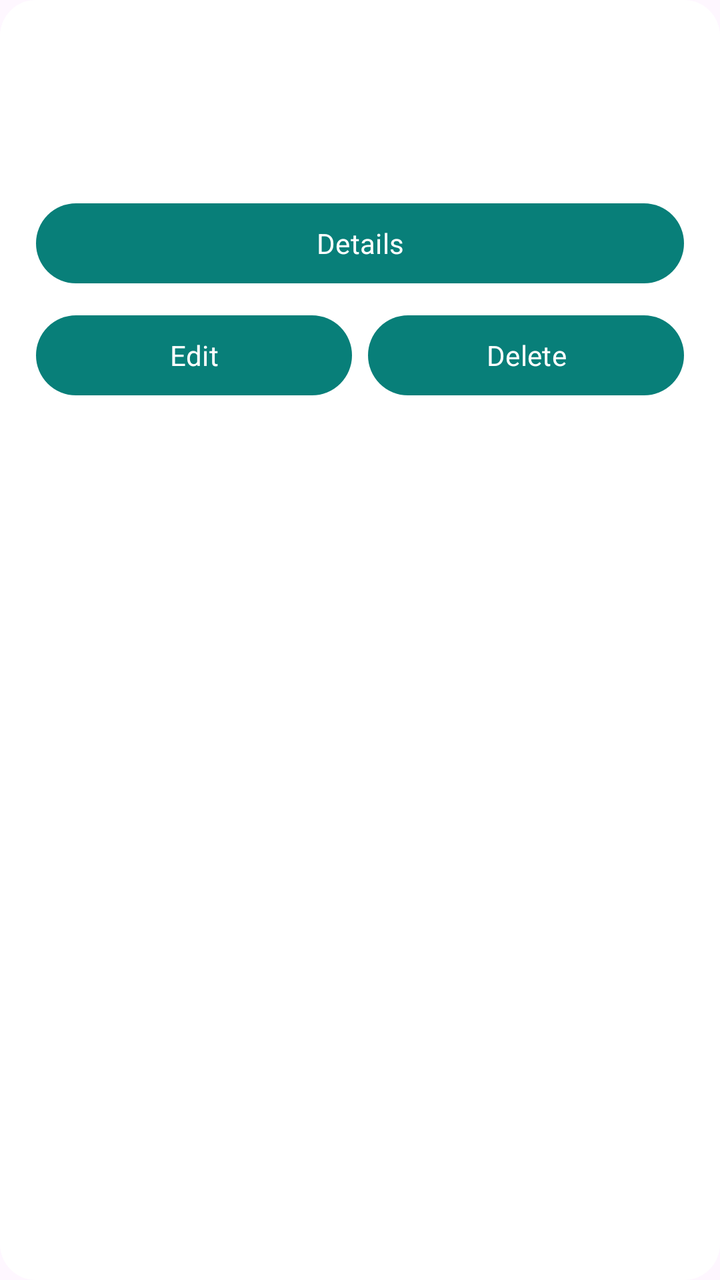
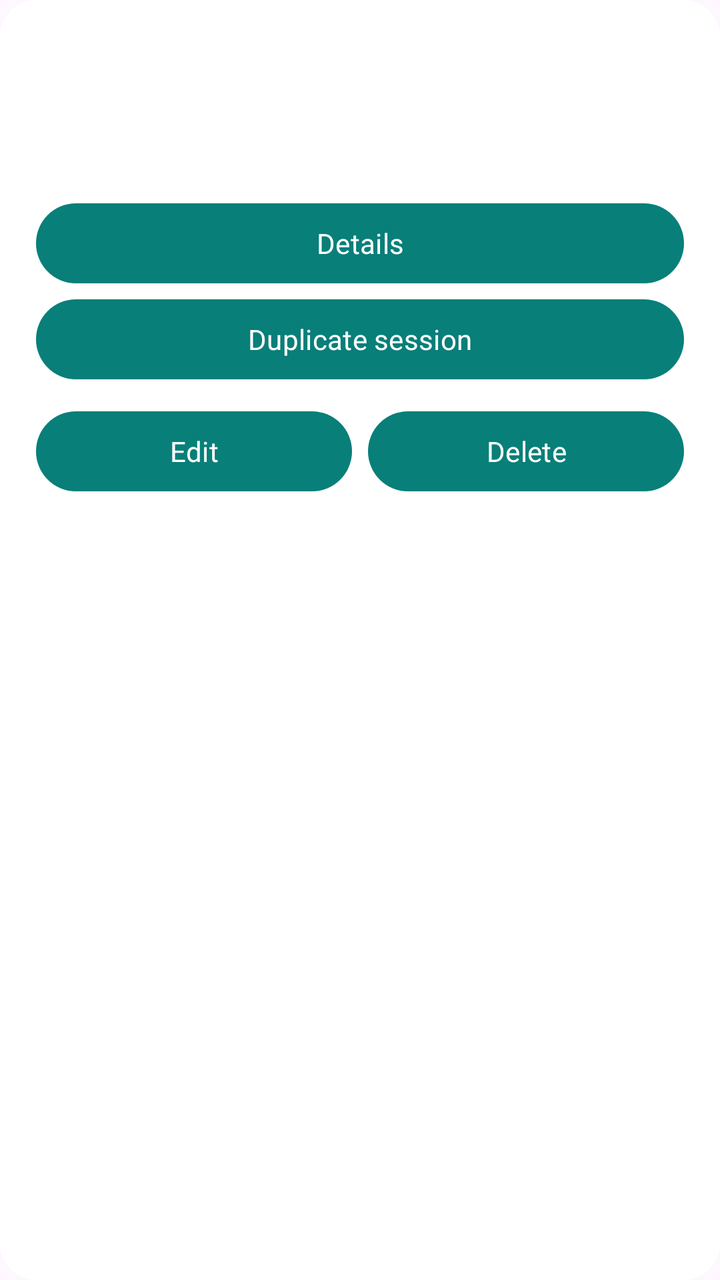

Two renders of the same Android screen: before a commit and after it. Below are the layout's source before the change and the commit's diff.
<!-- AndroidManifest.xml: application theme Theme.EventManagerApplication -->
<!-- res/layout/session_item.xml -->
<?xml version="1.0" encoding="utf-8"?>
<LinearLayout xmlns:android="http://schemas.android.com/apk/res/android"
    android:layout_width="match_parent"
    android:layout_height="wrap_content"
    android:layout_marginBottom="12dp"
    android:background="@drawable/card_background"
    android:orientation="vertical"
    android:padding="18dp">

    <TextView
        android:id="@+id/sessionCardSummary"
        android:layout_width="match_parent"
        android:layout_height="wrap_content"
        android:textColor="@color/brand"
        android:textSize="14sp"
        android:textStyle="bold" />

    <TextView
        android:id="@+id/sessionCardName"
        android:layout_width="match_parent"
        android:layout_height="wrap_content"
        android:layout_marginTop="8dp"
        android:accessibilityHeading="true"
        android:textColor="@color/text_primary"
        android:textSize="19sp"
        android:textStyle="bold" />

    <TextView
        android:id="@+id/sessionCardDetails"
        android:layout_width="match_parent"
        android:layout_height="wrap_content"
        android:layout_marginTop="8dp"
        android:lineSpacingExtra="5dp"
        android:textColor="@color/text_secondary"
        android:textSize="14sp" />

    <Button
        android:id="@+id/detailSessionButton"
        android:layout_width="match_parent"
        android:layout_height="wrap_content"
        android:minHeight="48dp"
        android:text="@string/details"
        android:textAllCaps="false" />

    <LinearLayout
        android:layout_width="match_parent"
        android:layout_height="wrap_content"
        android:layout_marginTop="8dp"
        android:orientation="horizontal">

        <Button
            android:id="@+id/editSessionButton"
            android:layout_width="0dp"
            android:layout_height="wrap_content"
            android:layout_weight="1"
            android:minHeight="48dp"
            android:text="@string/edit"
            android:textAllCaps="false" />

        <Button
            android:id="@+id/deleteSessionButton"
            android:layout_width="0dp"
            android:layout_height="wrap_content"
            android:layout_marginStart="8dp"
            android:layout_weight="1"
            android:minHeight="48dp"
            android:text="@string/delete"
            android:textAllCaps="false" />
    </LinearLayout>
</LinearLayout>
<!-- resources referenced by this layout -->
<resources>
  <color name="brand">#087F79</color>
  <color name="text_primary">#18313B</color>
  <color name="text_secondary">#607580</color>
  <!-- drawable card_background (drawable) -->
  <?xml version="1.0" encoding="utf-8"?>
  <shape xmlns:android="http://schemas.android.com/apk/res/android">
      <solid android:color="@color/card_white" />
      <corners android:radius="18dp" />
  </shape>
  <string name="delete">Delete</string>
  <string name="details">Details</string>
  <string name="edit">Edit</string>
  <style name="Theme.EventManagerApplication" parent="Base.Theme.EventManagerApplication" />
  <color name="card_white">#FFFFFFFF</color>
  <style name="Base.Theme.EventManagerApplication" parent="Theme.Material3.DayNight.NoActionBar">
          <item name="colorPrimary">@color/brand</item>
          <item name="android:fontFamily">sans-serif</item>
          <item name="android:windowLightStatusBar">true</item>
          <item name="android:statusBarColor">@color/screen_background</item>
          <item name="android:navigationBarColor">@color/screen_background</item>
          <item name="android:windowLightNavigationBar">true</item>
      </style>
  <color name="screen_background">#F3F7F6</color>
</resources>

<!-- the commit's change to res/layout/session_item.xml (unified diff, before → after) -->
@@ -42,6 +42,13 @@
         android:text="@string/details"
         android:textAllCaps="false" />
 
+    <Button
+        android:id="@+id/duplicateSessionButton"
+        android:layout_width="match_parent"
+        android:layout_height="wrap_content"
+        android:minHeight="48dp"
+        android:text="@string/duplicate_session"
+        android:textAllCaps="false" />
     <LinearLayout
         android:layout_width="match_parent"
         android:layout_height="wrap_content"
<!-- resource entries referenced after the edit -->
@@ -11,6 +11,7 @@
   </shape>
   <string name="delete">Delete</string>
   <string name="details">Details</string>
+  <string name="duplicate_session">Duplicate session</string>
   <string name="edit">Edit</string>
   <style name="Theme.EventManagerApplication" parent="Base.Theme.EventManagerApplication" />
   <color name="card_white">#FFFFFFFF</color>
